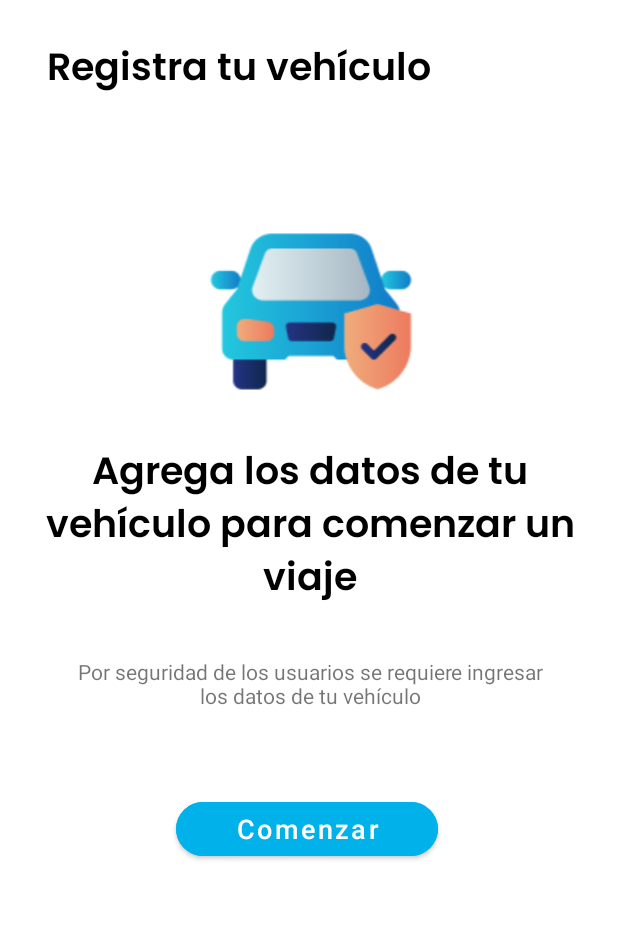
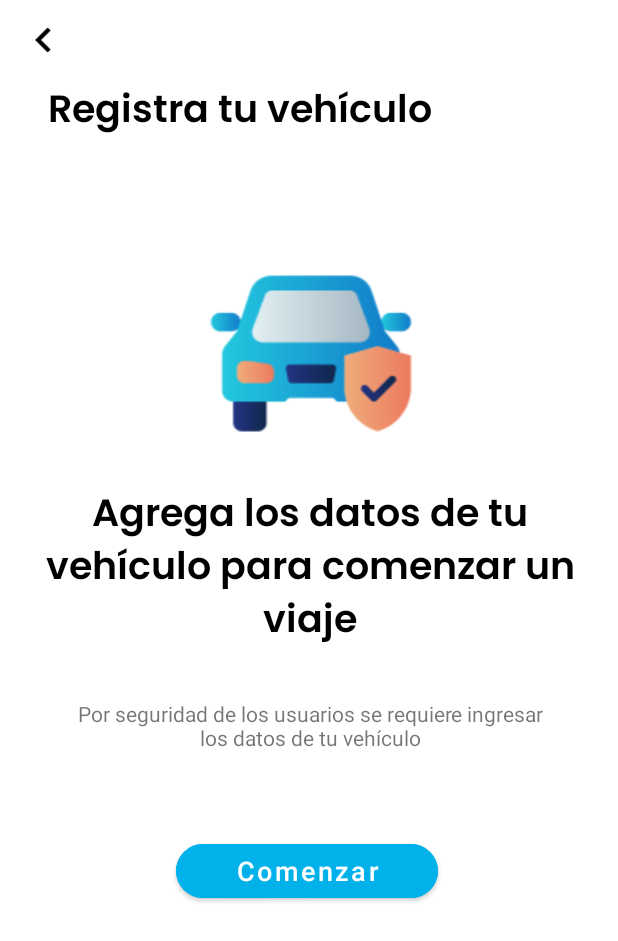
Before and after one commit to AxeLoza21/UniRide, an Android app: the AlertAddCar screen opened directly, with no data from a screen before it, on a phone screen of 412 x 824 dp. Shown: the top 941 px of the screen. Run offline under Robolectric (Android 15) with nearby library versions, the phone set to English and light mode, and no system bars; Roboto replaces fonts that are not available here.

Commit message:
Imagen btn salir

```diff
--- a/app/src/main/res/layout/activity_alert_add_car.xml
+++ b/app/src/main/res/layout/activity_alert_add_car.xml
@@ -7,16 +7,31 @@
     tools:context=".AlertAddCar">
 
 
+    <ImageView
+        android:id="@+id/Regresar"
+        android:layout_width="34dp"
+        android:layout_height="33dp"
+        android:layout_alignParentStart="true"
+        android:layout_alignParentLeft="true"
+        android:layout_alignParentTop="true"
+        android:layout_marginStart="12dp"
+        android:layout_marginLeft="12dp"
+        android:layout_marginTop="10dp"
+        android:src="@drawable/baseline_navigate_before_24"
+        app:layout_constraintStart_toStartOf="parent"
+        app:layout_constraintTop_toTopOf="parent"
+        tools:ignore="MissingConstraints" />
+
     <TextView
         android:id="@+id/txtRegistro"
         android:layout_width="357dp"
         android:layout_height="wrap_content"
+        android:layout_below="@+id/Regresar"
         android:layout_alignParentStart="true"
-        android:layout_alignParentTop="true"
         android:layout_alignParentEnd="true"
-        android:layout_marginStart="31dp"
-        android:layout_marginTop="25dp"
-        android:layout_marginEnd="23dp"
+        android:layout_marginStart="32dp"
+        android:layout_marginTop="10dp"
+        android:layout_marginEnd="22dp"
         android:fontFamily="@font/poppins_semibold"
         android:text="Registra tu vehículo"
         android:textColor="@color/black"
```
